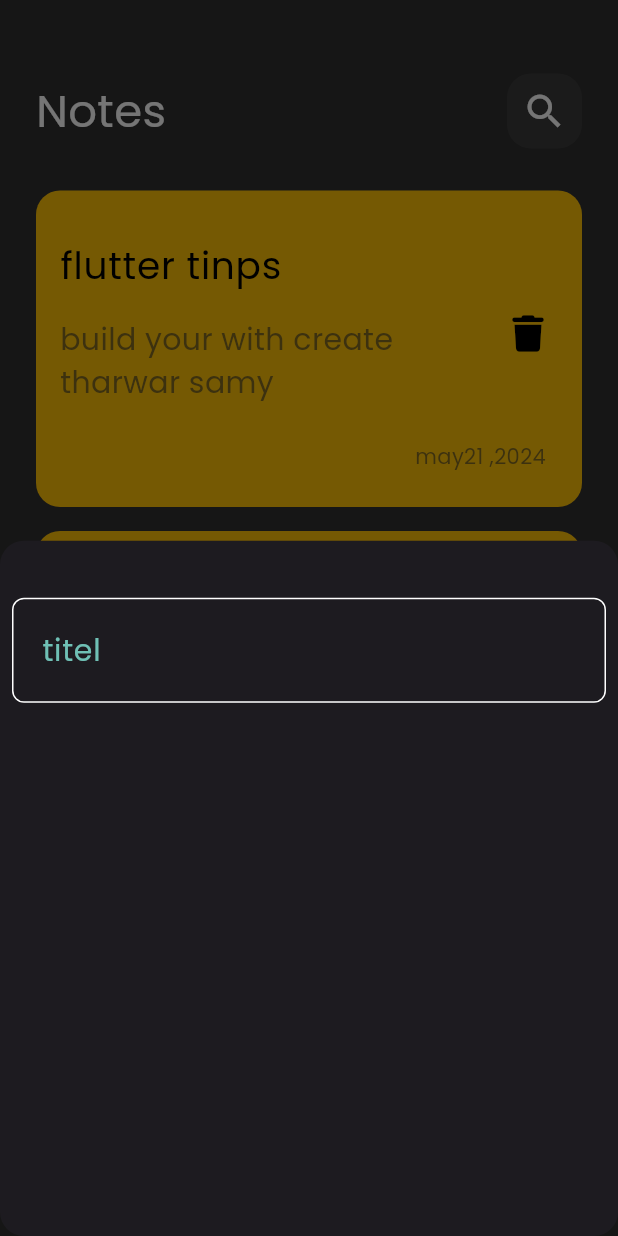
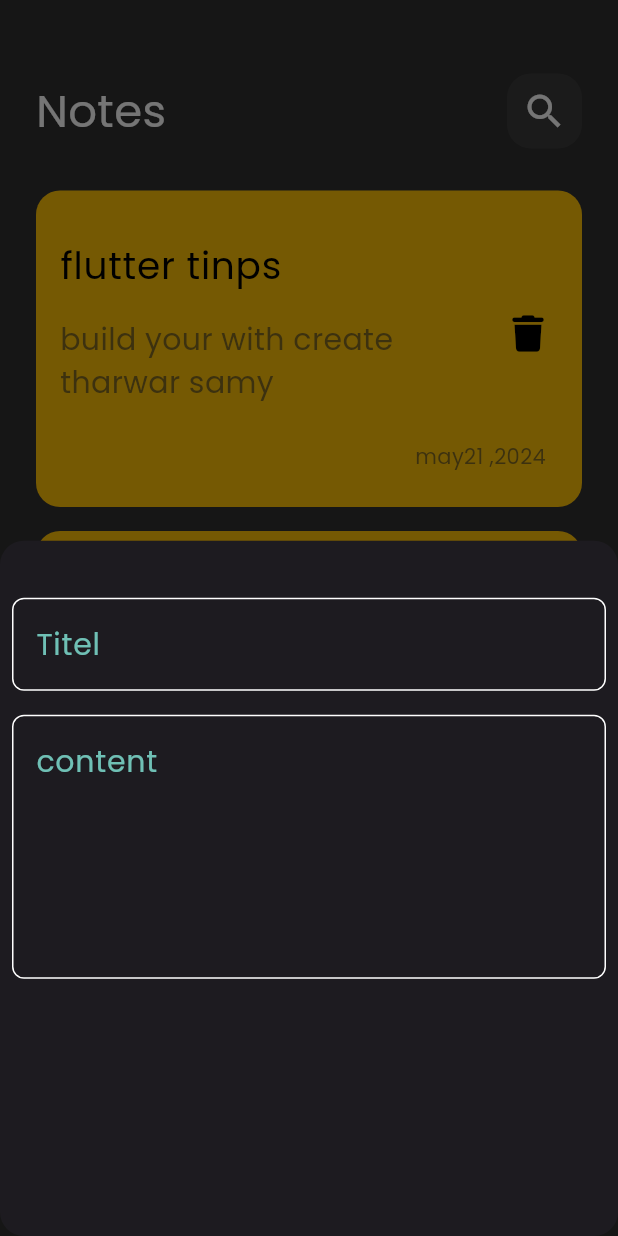
Before and after one commit to Belal-Karem/notes_app, a Flutter app: the screen it shows after launch, after a tap on the "add" icon, on a phone screen of 412 x 824 dp. Run offline on Flutter 3.47's test engine with Material 3 defaults, Android fonts, the phone set to English and light mode, and no system bars; our stand-ins replace font_awesome_flutter.

Commit message:
add fields to bottom sheet

```diff
--- a/lib/widgets/add_note_bottom_sheet.dart
+++ b/lib/widgets/add_note_bottom_sheet.dart
@@ -6,6 +6,12 @@ class AddNoteBottomSheet extends StatelessWidget {
 
   @override
   Widget build(BuildContext context) {
-    return Column(children: [SizedBox(height: 30), CustomTextFiled()]);
+    return Column(
+      children: [
+        SizedBox(height: 30),
+        CustomTextFiled(hintText: 'Titel'),
+        CustomTextFiled(hintText: 'content', maxline: 6),
+      ],
+    );
   }
 }
--- a/lib/widgets/custom_text_filed.dart
+++ b/lib/widgets/custom_text_filed.dart
@@ -2,7 +2,10 @@ import 'package:flutter/material.dart';
 import 'package:notes_app/constants.dart';
 
 class CustomTextFiled extends StatelessWidget {
-  const CustomTextFiled({super.key});
+  const CustomTextFiled({super.key, this.maxline = 1, required this.hintText});
+
+  final String? hintText;
+  final int? maxline;
 
   @override
   Widget build(BuildContext context) {
@@ -10,13 +13,14 @@ class CustomTextFiled extends StatelessWidget {
       padding: const EdgeInsets.all(8.0),
       child: TextField(
         cursorColor: kprimarycolor,
+        maxLines: maxline,
+
         decoration: InputDecoration(
-          contentPadding: EdgeInsets.symmetric(vertical: 20, horizontal: 16),
           border: buildBorder(),
           enabledBorder: buildBorder(),
           focusedBorder: buildBorder(Color: kprimarycolor),
-          hintText: 'titel',
-          hintStyle: TextStyle(fontSize: 20, color: kprimarycolor),
+          hintText: hintText,
+          hintStyle: const TextStyle(fontSize: 20, color: kprimarycolor),
         ),
       ),
     );
```
